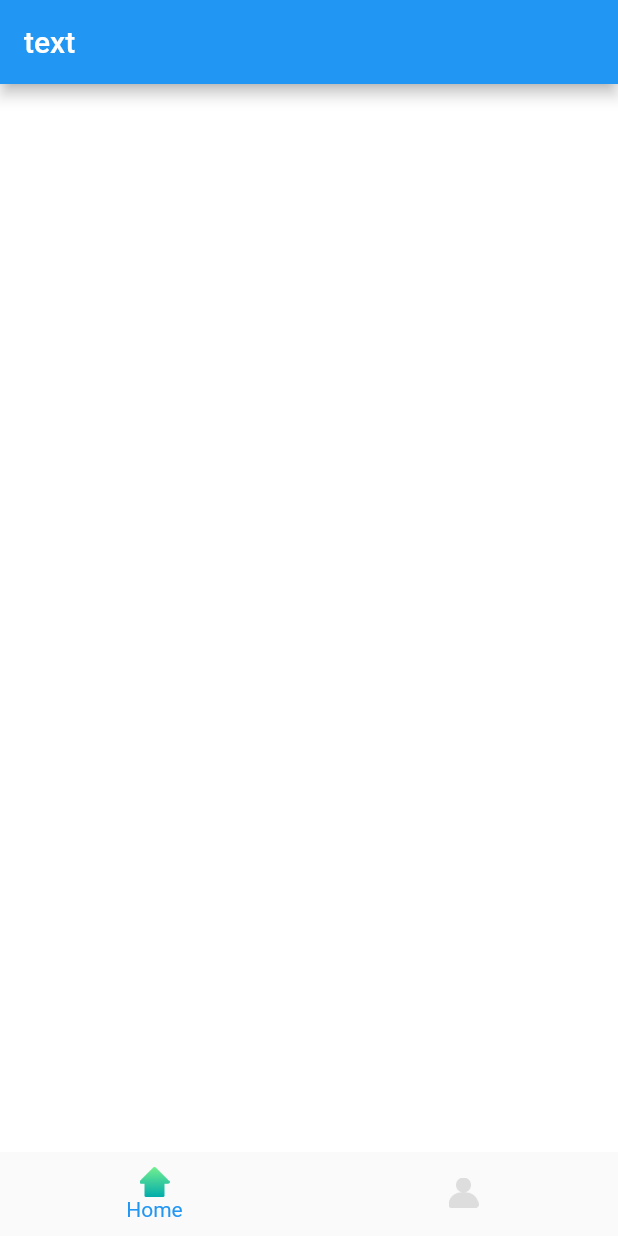
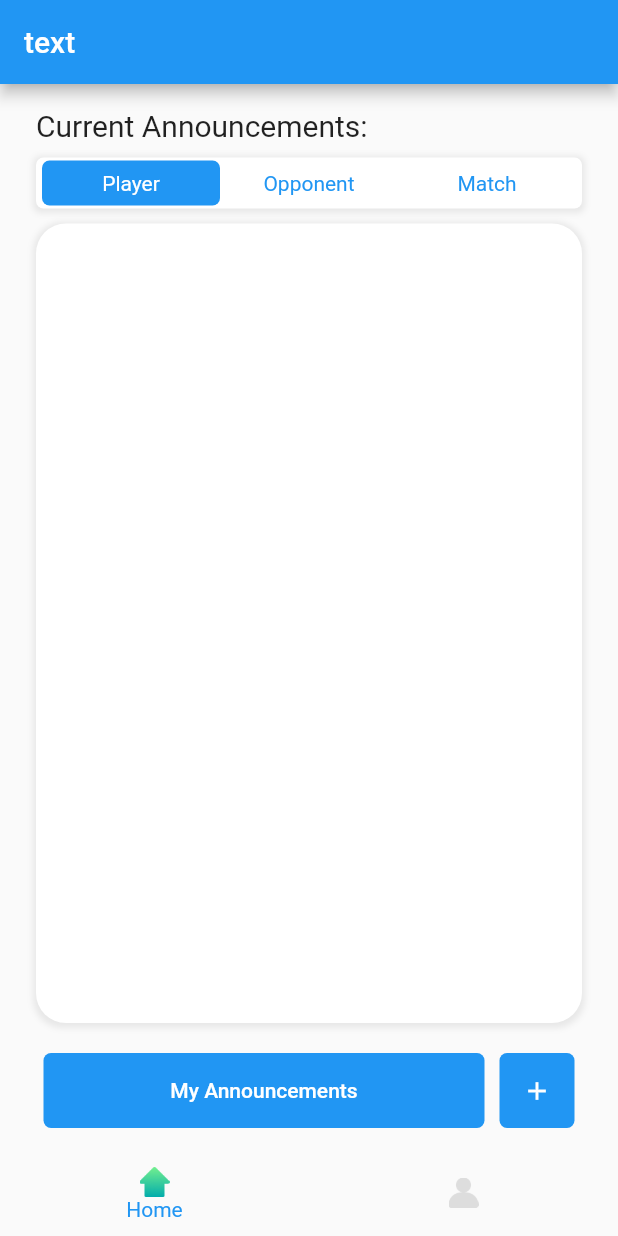
Before and after one commit to merakserhat/BilFoot2-combined, a Flutter app: the screen it shows after launch, on a phone screen of 412 x 824 dp. Run offline on Flutter 3.47's test engine with Material 2 defaults, Android fonts, the phone set to English and light mode, and no system bars; our stand-ins replace adaptive_theme, bloc, equatable, flutter_bloc, flutter_colorpicker.

Commit message:
design home page

```diff
--- a/BilFoot_flutter/bilfoot/lib/views/screens/home_page/home_page.dart
+++ b/BilFoot_flutter/bilfoot/lib/views/screens/home_page/home_page.dart
@@ -1,3 +1,5 @@
+import 'package:bilfoot/config/constants/program_constants.dart';
+import 'package:bilfoot/views/screens/home_page/widgets/announcement_table.dart';
 import 'package:flutter/material.dart';
 
 class HomePage extends StatelessWidget {
@@ -7,6 +9,77 @@ class HomePage extends StatelessWidget {
 
   @override
   Widget build(BuildContext context) {
-    return Container();
+    return Scaffold(
+      body: Padding(
+        padding: ProgramConstants.pagePadding,
+        child: Column(
+          crossAxisAlignment: CrossAxisAlignment.start,
+          children: [
+            Text(
+              "Current Announcements:",
+              style:
+                  Theme.of(context).textTheme.headline5!.copyWith(fontSize: 20),
+            ),
+            const SizedBox.square(dimension: 10),
+            const AnnouncementTable(),
+            const SizedBox.square(dimension: 20),
+            Row(
+              children: [
+                const SizedBox.square(dimension: 5),
+                _buildMyAnnouncementsButton(context),
+                const SizedBox.square(dimension: 10),
+                _buildNewAnnouncementButton(context),
+                const SizedBox.square(dimension: 5),
+              ],
+            )
+          ],
+        ),
+      ),
+    );
+  }
+
+  Widget _buildMyAnnouncementsButton(BuildContext context) {
+    return Expanded(
+      child: Material(
+        color: Theme.of(context).primaryColor,
+        borderRadius: BorderRadius.circular(5),
+        child: InkWell(
+          onTap: () {
+            //TODO: my announcements
+          },
+          child: SizedBox(
+              height: 50,
+              child: Center(
+                  child: Text(
+                "My Announcements",
+                style: Theme.of(context)
+                    .textTheme
+                    .button!
+                    .copyWith(color: Colors.white),
+              ))),
+        ),
+      ),
+    );
+  }
+
+  Widget _buildNewAnnouncementButton(BuildContext context) {
+    return Material(
+      color: Theme.of(context).primaryColor,
+      borderRadius: BorderRadius.circular(5),
+      child: InkWell(
+        onTap: () {
+          //TODO: new announcement
+        },
+        child: const SizedBox(
+          height: 50,
+          width: 50,
+          child: Icon(
+            Icons.add,
+            color: Colors.white,
+            size: 20,
+          ),
+        ),
+      ),
+    );
   }
 }
--- /dev/null
+++ b/BilFoot_flutter/bilfoot/lib/views/screens/home_page/widgets/announcement_table.dart
@@ -0,0 +1,47 @@
+import 'package:bilfoot/config/constants/program_constants.dart';
+import 'package:bilfoot/views/widgets/toggle_switch_menu.dart';
+import 'package:flutter/material.dart';
+
+class AnnouncementTable extends StatefulWidget {
+  const AnnouncementTable({Key? key}) : super(key: key);
+
+  @override
+  State<AnnouncementTable> createState() => _AnnouncementTableState();
+}
+
+class _AnnouncementTableState extends State<AnnouncementTable> {
+  @override
+  Widget build(BuildContext context) {
+    return Expanded(
+      child: Column(
+        mainAxisSize: MainAxisSize.min,
+        children: [
+          ToggleSwitchMenu(
+            options: const ["Player", "Opponent", "Match"],
+            onToggleChanged: (index, value) {
+              //TODO: change index
+            },
+          ),
+          const SizedBox.square(dimension: 10),
+          Expanded(
+            child: Container(
+              width: double.infinity,
+              decoration: BoxDecoration(
+                boxShadow: ProgramConstants.getDefaultBoxShadow(context),
+                borderRadius: BorderRadius.circular(20),
+                color: Colors.white,
+              ),
+              padding: const EdgeInsets.symmetric(vertical: 16, horizontal: 12),
+              child: ListView.builder(
+                itemCount: 1,
+                itemBuilder: (context, index) {
+                  return Container(); //TODO: buraya list item
+                },
+              ),
+            ),
+          )
+        ],
+      ),
+    );
+  }
+}
--- /dev/null
+++ b/BilFoot_flutter/bilfoot/lib/views/widgets/toggle_switch_menu.dart
@@ -0,0 +1,64 @@
+import 'package:bilfoot/config/constants/program_constants.dart';
+import 'package:flutter/material.dart';
+
+class ToggleSwitchMenu extends StatefulWidget {
+  const ToggleSwitchMenu(
+      {Key? key, required this.options, required this.onToggleChanged})
+      : super(key: key);
+
+  final List<String> options;
+  final Function(int index, String value) onToggleChanged;
+
+  @override
+  State<ToggleSwitchMenu> createState() => _ToggleSwitchMenuState();
+}
+
+class _ToggleSwitchMenuState extends State<ToggleSwitchMenu> {
+  int selectedIndex = 0;
+
+  @override
+  Widget build(BuildContext context) {
+    return Container(
+      width: double.infinity,
+      padding: const EdgeInsets.symmetric(vertical: 2, horizontal: 4),
+      decoration: BoxDecoration(
+          borderRadius: BorderRadius.circular(5),
+          //border: Border.all(width: 0, color: Theme.of(context).primaryColor),
+          boxShadow: ProgramConstants.getDefaultBoxShadow(context),
+          color: Colors.white),
+      child: Row(
+        children: List.generate(
+          widget.options.length,
+          (index) => Expanded(
+            child: GestureDetector(
+              onTap: () {
+                widget.onToggleChanged(index, widget.options[index]);
+                setState(() {
+                  selectedIndex = index;
+                });
+              },
+              child: Container(
+                height: 30,
+                decoration: BoxDecoration(
+                  borderRadius: BorderRadius.circular(5),
+                  color: selectedIndex == index
+                      ? Theme.of(context).primaryColor
+                      : Colors.white,
+                ),
+                child: Center(
+                  child: Text(
+                    widget.options[index],
+                    style: Theme.of(context).textTheme.bodyText2!.copyWith(
+                        color: selectedIndex == index
+                            ? Colors.white
+                            : Theme.of(context).primaryColor),
+                  ),
+                ),
+              ),
+            ),
+          ),
+        ),
+      ),
+    );
+  }
+}
```
